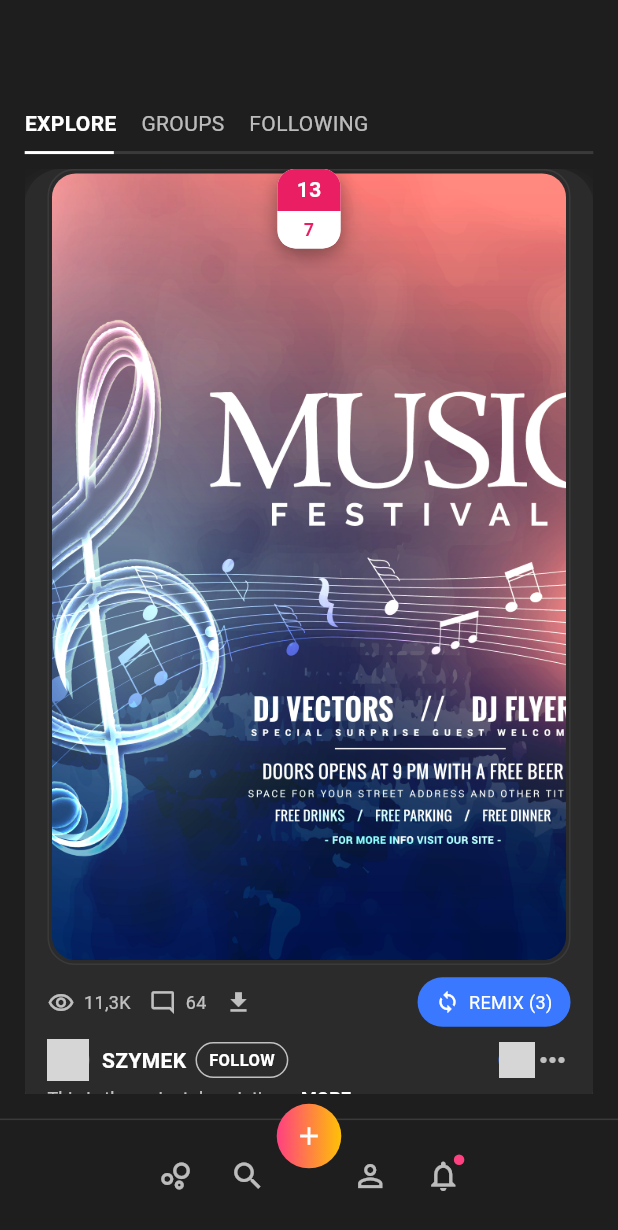
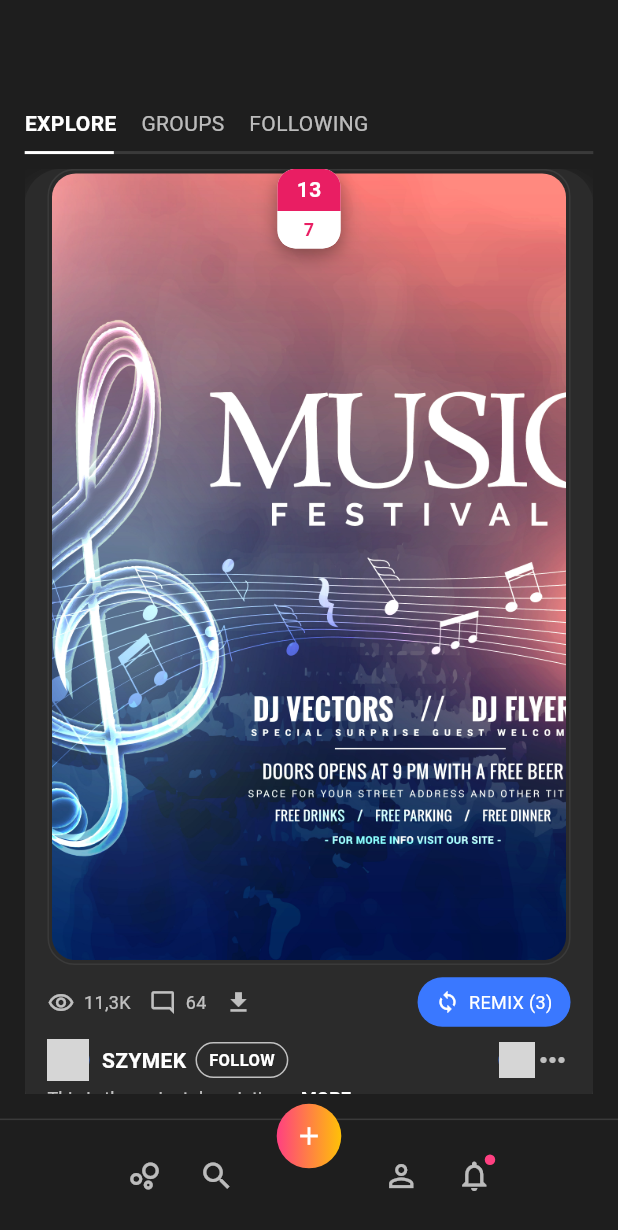
Before and after one commit to Erhiral/FlutterPracticalHiral6, a Flutter app: the screen it shows after launch, on a phone screen of 412 x 824 dp. Shown: the top 1230 px of the screen. Run offline on Flutter 3.47's test engine with Material 3 defaults, Android fonts, the light colour scheme and no system bars; our stand-ins replace get; network calls fail; grey boxes are pictures that could not be loaded.

Commit message:
update Bottom bar align

```diff
--- a/lib/screens/home_screen.dart
+++ b/lib/screens/home_screen.dart
@@ -46,7 +46,7 @@ class HomeScreen extends StatelessWidget {
                     SizedBox(width: Screen.wp(6)),
                     const Icon(Icons.search, color: AppColors.textSecondary),
                     // Center gap reserved for FAB
-                    SizedBox(width: Screen.wp(14)),
+                    SizedBox(width: Screen.wp(24)),
                     GestureDetector(
                       onTap: () => Get.toNamed(Routes.profile),
                       child: const Icon(Icons.person_outline, color: AppColors.textSecondary),
```
